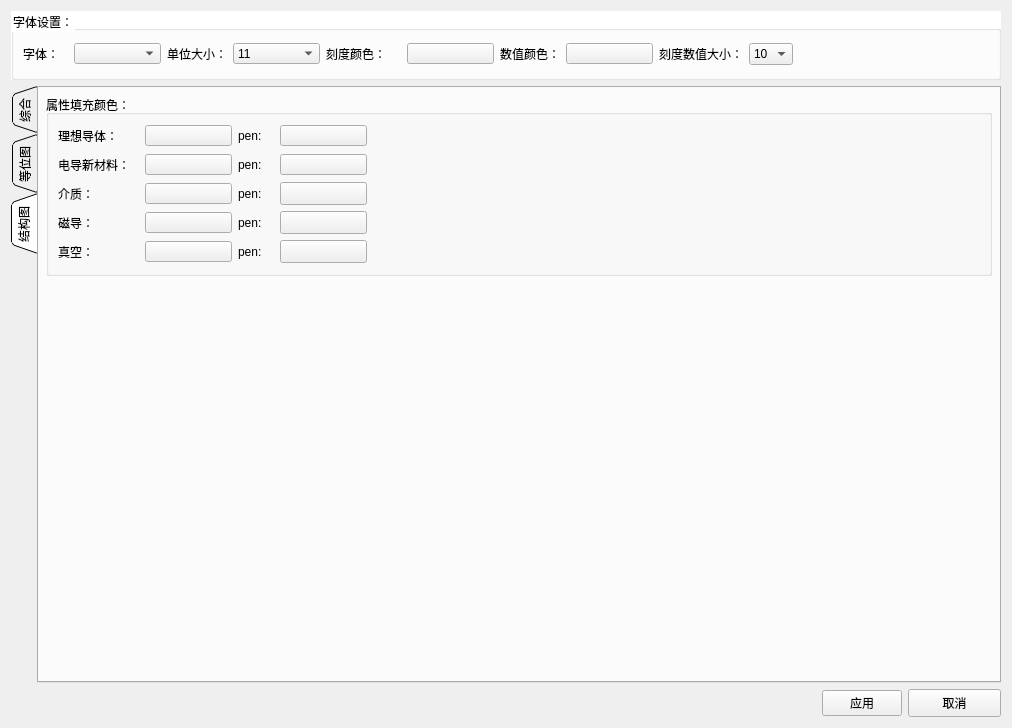
This is src/DataVisualization/ConfigWidget.ui in BeQuiet1228/FreeCAD as Qt 5 draws it before an edit. The edited form follows.
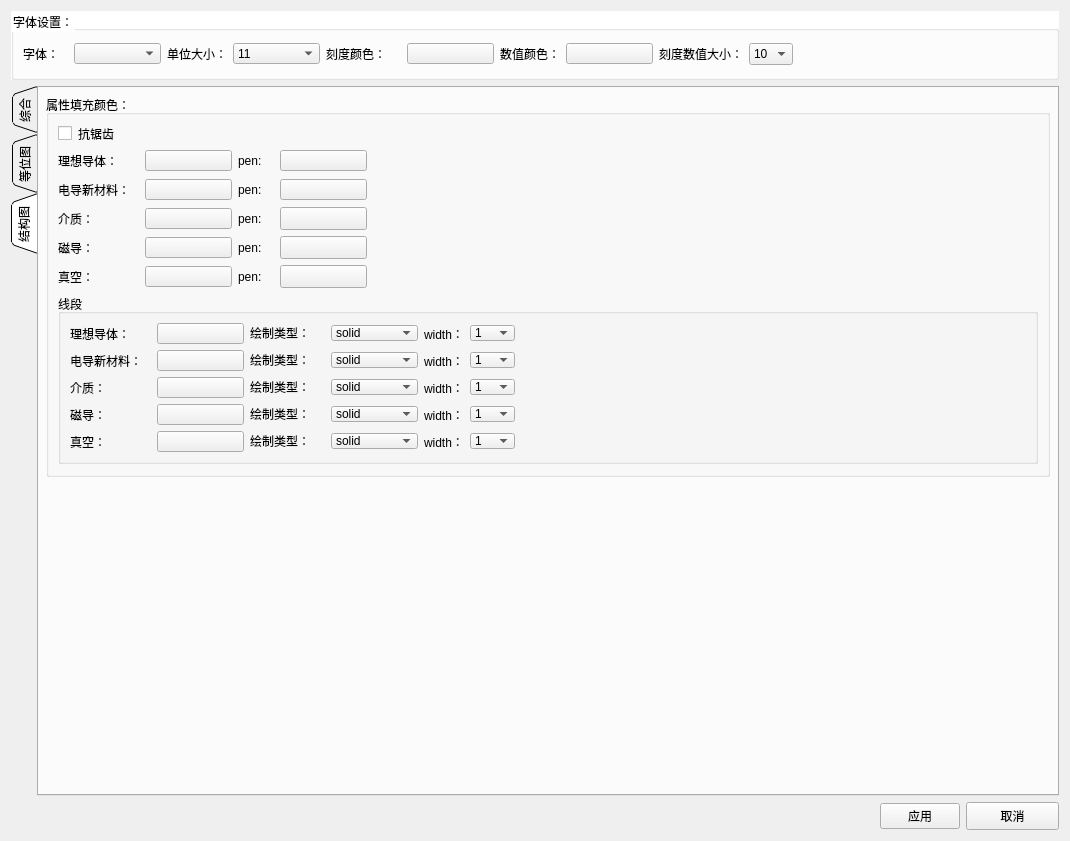
This is the edited form. The open tabs and pages were chosen to show the change.

Commit message: 设置抗锯齿

What changed in the file:
```diff
--- a/src/DataVisualization/ConfigWidget.ui
+++ b/src/DataVisualization/ConfigWidget.ui
@@ -6,8 +6,8 @@
    <rect>
     <x>0</x>
     <y>0</y>
-    <width>1012</width>
-    <height>728</height>
+    <width>1070</width>
+    <height>841</height>
    </rect>
   </property>
   <property name="windowTitle">
@@ -782,19 +782,19 @@
       <attribute name="title">
        <string>结构图</string>
       </attribute>
-      <layout class="QGridLayout" name="gridLayout_6">
+      <layout class="QGridLayout" name="gridLayout_9">
        <item row="0" column="0">
         <widget class="QGroupBox" name="groupBox_5">
          <property name="minimumSize">
           <size>
            <width>0</width>
-           <height>181</height>
+           <height>382</height>
           </size>
          </property>
          <property name="maximumSize">
           <size>
            <width>16777215</width>
-           <height>181</height>
+           <height>382</height>
           </size>
          </property>
          <property name="title">
@@ -802,9 +802,14 @@
          </property>
          <layout class="QGridLayout" name="gridLayout_7">
           <item row="0" column="0">
-           <layout class="QHBoxLayout" name="horizontalLayout_20">
-            <item>
-             <layout class="QHBoxLayout" name="horizontalLayout_15">
+           <widget class="QCheckBox" name="structcheckBox">
+            <property name="text">
+             <string>抗锯齿</string>
+            </property>
+           </widget>
+          </item>
+          <item row="1" column="0">
+           <layout class="QHBoxLayout" name="horizontalLayout_9">
               <item>
                <widget class="QLabel" name="label_10">
                 <property name="minimumSize">
@@ -843,8 +848,6 @@
                 </property>
                </widget>
               </item>
-             </layout>
-            </item>
             <item>
              <widget class="QLabel" name="label_15">
               <property name="minimumSize">
@@ -898,10 +901,8 @@
             </item>
            </layout>
           </item>
-          <item row="1" column="0">
-           <layout class="QHBoxLayout" name="horizontalLayout_21">
-            <item>
-             <layout class="QHBoxLayout" name="horizontalLayout_16">
+          <item row="2" column="0">
+           <layout class="QHBoxLayout" name="horizontalLayout_14">
               <item>
                <widget class="QLabel" name="label_11">
                 <property name="minimumSize">
@@ -940,8 +941,6 @@
                 </property>
                </widget>
               </item>
-             </layout>
-            </item>
             <item>
              <widget class="QLabel" name="label_16">
               <property name="minimumSize">
@@ -995,10 +994,8 @@
             </item>
            </layout>
           </item>
-          <item row="2" column="0">
-           <layout class="QHBoxLayout" name="horizontalLayout_22">
-            <item>
-             <layout class="QHBoxLayout" name="horizontalLayout_17">
+          <item row="3" column="0">
+           <layout class="QHBoxLayout" name="horizontalLayout_15">
               <item>
                <widget class="QLabel" name="label_12">
                 <property name="minimumSize">
@@ -1037,8 +1034,6 @@
                 </property>
                </widget>
               </item>
-             </layout>
-            </item>
             <item>
              <widget class="QLabel" name="label_17">
               <property name="minimumSize">
@@ -1084,18 +1079,16 @@
               </property>
               <property name="sizeHint" stdset="0">
                <size>
-                <width>40</width>
-                <height>20</height>
+                <width>672</width>
+                <height>15</height>
                </size>
               </property>
              </spacer>
             </item>
            </layout>
           </item>
-          <item row="3" column="0">
-           <layout class="QHBoxLayout" name="horizontalLayout_23">
-            <item>
-             <layout class="QHBoxLayout" name="horizontalLayout_18">
+          <item row="4" column="0">
+           <layout class="QHBoxLayout" name="horizontalLayout_16">
               <item>
                <widget class="QLabel" name="label_13">
                 <property name="minimumSize">
@@ -1134,8 +1127,6 @@
                 </property>
                </widget>
               </item>
-             </layout>
-            </item>
             <item>
              <widget class="QLabel" name="label_18">
               <property name="minimumSize">
@@ -1183,10 +1174,8 @@
             </item>
            </layout>
           </item>
-          <item row="4" column="0">
-           <layout class="QHBoxLayout" name="horizontalLayout_24">
-            <item>
-             <layout class="QHBoxLayout" name="horizontalLayout_19">
+          <item row="5" column="0">
+           <layout class="QHBoxLayout" name="horizontalLayout_17">
               <item>
                <widget class="QLabel" name="label_14">
                 <property name="minimumSize">
@@ -1225,8 +1214,6 @@
                 </property>
                </widget>
               </item>
-             </layout>
-            </item>
             <item>
              <widget class="QLabel" name="label_19">
               <property name="minimumSize">
@@ -1280,6 +1267,1017 @@
             </item>
            </layout>
           </item>
+          <item row="6" column="0">
+           <widget class="QGroupBox" name="groupBox_6">
+            <property name="minimumSize">
+             <size>
+              <width>0</width>
+              <height>170</height>
+             </size>
+            </property>
+            <property name="maximumSize">
+             <size>
+              <width>16777215</width>
+              <height>170</height>
+             </size>
+            </property>
+            <property name="title">
+             <string>线段</string>
+            </property>
+            <layout class="QGridLayout" name="gridLayout_6">
+             <item row="0" column="0">
+              <layout class="QHBoxLayout" name="horizontalLayout_4">
+               <item>
+                <widget class="QLabel" name="label_22">
+                 <property name="minimumSize">
+                  <size>
+                   <width>81</width>
+                   <height>15</height>
+                  </size>
+                 </property>
+                 <property name="maximumSize">
+                  <size>
+                   <width>81</width>
+                   <height>15</height>
+                  </size>
+                 </property>
+                 <property name="text">
+                  <string>理想导体：</string>
+                 </property>
+                </widget>
+               </item>
+               <item>
+                <widget class="QPushButton" name="perfectconductorColor_2">
+                 <property name="minimumSize">
+                  <size>
+                   <width>87</width>
+                   <height>21</height>
+                  </size>
+                 </property>
+                 <property name="maximumSize">
+                  <size>
+                   <width>87</width>
+                   <height>21</height>
+                  </size>
+                 </property>
+                 <property name="text">
+                  <string/>
+                 </property>
+                </widget>
+               </item>
+               <item>
+                <widget class="QLabel" name="label_27">
+                 <property name="minimumSize">
+                  <size>
+                   <width>75</width>
+                   <height>16</height>
+                  </size>
+                 </property>
+                 <property name="maximumSize">
+                  <size>
+                   <width>75</width>
+                   <height>16</height>
+                  </size>
+                 </property>
+                 <property name="text">
+                  <string>绘制类型：</string>
+                 </property>
+                </widget>
+               </item>
+               <item>
+                <widget class="QComboBox" name="perfectconducttype">
+                 <property name="minimumSize">
+                  <size>
+                   <width>87</width>
+                   <height>16</height>
+                  </size>
+                 </property>
+                 <property name="maximumSize">
+                  <size>
+                   <width>87</width>
+                   <height>16</height>
+                  </size>
+                 </property>
+                 <item>
+                  <property name="text">
+                   <string>solid</string>
+                  </property>
+                 </item>
+                 <item>
+                  <property name="text">
+                   <string>dotted</string>
+                  </property>
+                 </item>
+                </widget>
+               </item>
+               <item>
+                <widget class="QLabel" name="label_32">
+                 <property name="text">
+                  <string>width：</string>
+                 </property>
+                </widget>
+               </item>
+               <item>
+                <widget class="QComboBox" name="perfectconductorWidth">
+                 <property name="minimumSize">
+                  <size>
+                   <width>45</width>
+                   <height>16</height>
+                  </size>
+                 </property>
+                 <property name="maximumSize">
+                  <size>
+                   <width>45</width>
+                   <height>16</height>
+                  </size>
+                 </property>
+                 <item>
+                  <property name="text">
+                   <string>1</string>
+                  </property>
+                 </item>
+                 <item>
+                  <property name="text">
+                   <string>2</string>
+                  </property>
+                 </item>
+                 <item>
+                  <property name="text">
+                   <string>3</string>
+                  </property>
+                 </item>
+                 <item>
+                  <property name="text">
+                   <string>4</string>
+                  </property>
+                 </item>
+                 <item>
+                  <property name="text">
+                   <string>5</string>
+                  </property>
+                 </item>
+                 <item>
+                  <property name="text">
+                   <string>6</string>
+                  </property>
+                 </item>
+                 <item>
+                  <property name="text">
+                   <string>7</string>
+                  </property>
+                 </item>
+                 <item>
+                  <property name="text">
+                   <string>8</string>
+                  </property>
+                 </item>
+                 <item>
+                  <property name="text">
+                   <string>9</string>
+                  </property>
+                 </item>
+                 <item>
+                  <property name="text">
+                   <string>10</string>
+                  </property>
+                 </item>
+                 <item>
+                  <property name="text">
+                   <string>11</string>
+                  </property>
+                 </item>
+                 <item>
+                  <property name="text">
+                   <string>12</string>
+                  </property>
+                 </item>
+                 <item>
+                  <property name="text">
+                   <string>13</string>
+                  </property>
+                 </item>
+                 <item>
+                  <property name="text">
+                   <string>14</string>
+                  </property>
+                 </item>
+                 <item>
+                  <property name="text">
+                   <string>15</string>
+                  </property>
+                 </item>
+                </widget>
+               </item>
+               <item>
+                <spacer name="horizontalSpacer_11">
+                 <property name="orientation">
+                  <enum>Qt::Horizontal</enum>
+                 </property>
+                 <property name="sizeHint" stdset="0">
+                  <size>
+                   <width>40</width>
+                   <height>20</height>
+                  </size>
+                 </property>
+                </spacer>
+               </item>
+              </layout>
+             </item>
+             <item row="1" column="0">
+              <layout class="QHBoxLayout" name="horizontalLayout_5">
+               <item>
+                <widget class="QLabel" name="label_25">
+                 <property name="minimumSize">
+                  <size>
+                   <width>81</width>
+                   <height>15</height>
+                  </size>
+                 </property>
+                 <property name="maximumSize">
+                  <size>
+                   <width>81</width>
+                   <height>15</height>
+                  </size>
+                 </property>
+                 <property name="text">
+                  <string>电导新材料：</string>
+                 </property>
+                </widget>
+               </item>
+               <item>
+                <widget class="QPushButton" name="conductorNewColor_2">
+                 <property name="minimumSize">
+                  <size>
+                   <width>87</width>
+                   <height>21</height>
+                  </size>
+                 </property>
+                 <property name="maximumSize">
+                  <size>
+                   <width>87</width>
+                   <height>21</height>
+                  </size>
+                 </property>
+                 <property name="text">
+                  <string/>
+                 </property>
+                </widget>
+               </item>
+               <item>
+                <widget class="QLabel" name="label_28">
+                 <property name="minimumSize">
+                  <size>
+                   <width>75</width>
+                   <height>16</height>
+                  </size>
+                 </property>
+                 <property name="maximumSize">
+                  <size>
+                   <width>75</width>
+                   <height>16</height>
+                  </size>
+                 </property>
+                 <property name="text">
+                  <string>绘制类型：</string>
+                 </property>
+                </widget>
+               </item>
+               <item>
+                <widget class="QComboBox" name="conductorNewtype">
+                 <property name="minimumSize">
+                  <size>
+                   <width>87</width>
+                   <height>16</height>
+                  </size>
+                 </property>
+                 <property name="maximumSize">
+                  <size>
+                   <width>87</width>
+                   <height>16</height>
+                  </size>
+                 </property>
+                 <item>
+                  <property name="text">
+                   <string>solid</string>
+                  </property>
+                 </item>
+                 <item>
+                  <property name="text">
+                   <string>dotted</string>
+                  </property>
+                 </item>
+                </widget>
+               </item>
+               <item>
+                <widget class="QLabel" name="label_33">
+                 <property name="text">
+                  <string>width：</string>
+                 </property>
+                </widget>
+               </item>
+               <item>
+                <widget class="QComboBox" name="conductorNewWidth">
+                 <property name="minimumSize">
+                  <size>
+                   <width>45</width>
+                   <height>16</height>
+                  </size>
+                 </property>
+                 <property name="maximumSize">
+                  <size>
+                   <width>45</width>
+                   <height>16</height>
+                  </size>
+                 </property>
+                 <item>
+                  <property name="text">
+                   <string>1</string>
+                  </property>
+                 </item>
+                 <item>
+                  <property name="text">
+                   <string>2</string>
+                  </property>
+                 </item>
+                 <item>
+                  <property name="text">
+                   <string>3</string>
+                  </property>
+                 </item>
+                 <item>
+                  <property name="text">
+                   <string>4</string>
+                  </property>
+                 </item>
+                 <item>
+                  <property name="text">
+                   <string>5</string>
+                  </property>
+                 </item>
+                 <item>
+                  <property name="text">
+                   <string>6</string>
+                  </property>
+                 </item>
+                 <item>
+                  <property name="text">
+                   <string>7</string>
+                  </property>
+                 </item>
+                 <item>
+                  <property name="text">
+                   <string>8</string>
+                  </property>
+                 </item>
+                 <item>
+                  <property name="text">
+                   <string>9</string>
+                  </property>
+                 </item>
+                 <item>
+                  <property name="text">
+                   <string>10</string>
+                  </property>
+                 </item>
+                 <item>
+                  <property name="text">
+                   <string>11</string>
+                  </property>
+                 </item>
+                 <item>
+                  <property name="text">
+                   <string>12</string>
+                  </property>
+                 </item>
+                 <item>
+                  <property name="text">
+                   <string>13</string>
+                  </property>
+                 </item>
+                 <item>
+                  <property name="text">
+                   <string>14</string>
+                  </property>
+                 </item>
+                 <item>
+                  <property name="text">
+                   <string>15</string>
+                  </property>
+                 </item>
+                </widget>
+               </item>
+               <item>
+                <spacer name="horizontalSpacer_13">
+                 <property name="orientation">
+                  <enum>Qt::Horizontal</enum>
+                 </property>
+                 <property name="sizeHint" stdset="0">
+                  <size>
+                   <width>40</width>
+                   <height>20</height>
+                  </size>
+                 </property>
+                </spacer>
+               </item>
+              </layout>
+             </item>
+             <item row="2" column="0">
+              <layout class="QHBoxLayout" name="horizontalLayout_6">
+               <item>
+                <widget class="QLabel" name="label_24">
+                 <property name="minimumSize">
+                  <size>
+                   <width>81</width>
+                   <height>15</height>
+                  </size>
+                 </property>
+                 <property name="maximumSize">
+                  <size>
+                   <width>81</width>
+                   <height>15</height>
+                  </size>
+                 </property>
+                 <property name="text">
+                  <string>介质：</string>
+                 </property>
+                </widget>
+               </item>
+               <item>
+                <widget class="QPushButton" name="diolectricColor_2">
+                 <property name="minimumSize">
+                  <size>
+                   <width>87</width>
+                   <height>21</height>
+                  </size>
+                 </property>
+                 <property name="maximumSize">
+                  <size>
+                   <width>87</width>
+                   <height>21</height>
+                  </size>
+                 </property>
+                 <property name="text">
+                  <string/>
+                 </property>
+                </widget>
+               </item>
+               <item>
+                <widget class="QLabel" name="label_29">
+                 <property name="minimumSize">
+                  <size>
+                   <width>75</width>
+                   <height>16</height>
+                  </size>
+                 </property>
+                 <property name="maximumSize">
+                  <size>
+                   <width>75</width>
+                   <height>16</height>
+                  </size>
+                 </property>
+                 <property name="text">
+                  <string>绘制类型：</string>
+                 </property>
+                </widget>
+               </item>
+               <item>
+                <widget class="QComboBox" name="diolectrictype">
+                 <property name="minimumSize">
+                  <size>
+                   <width>87</width>
+                   <height>16</height>
+                  </size>
+                 </property>
+                 <property name="maximumSize">
+                  <size>
+                   <width>87</width>
+                   <height>16</height>
+                  </size>
+                 </property>
+                 <item>
+                  <property name="text">
+                   <string>solid</string>
+                  </property>
+                 </item>
+                 <item>
+                  <property name="text">
+                   <string>dotted</string>
+                  </property>
+                 </item>
+                </widget>
+               </item>
+               <item>
+                <widget class="QLabel" name="label_34">
+                 <property name="text">
+                  <string>width：</string>
+                 </property>
+                </widget>
+               </item>
+               <item>
+                <widget class="QComboBox" name="diolectricWidth">
+                 <property name="minimumSize">
+                  <size>
+                   <width>45</width>
+                   <height>16</height>
+                  </size>
+                 </property>
+                 <property name="maximumSize">
+                  <size>
+                   <width>45</width>
+                   <height>16</height>
+                  </size>
+                 </property>
+                 <item>
+                  <property name="text">
+                   <string>1</string>
+                  </property>
+                 </item>
+                 <item>
+                  <property name="text">
+                   <string>2</string>
+                  </property>
+                 </item>
+                 <item>
+                  <property name="text">
+                   <string>3</string>
+                  </property>
+                 </item>
+                 <item>
+                  <property name="text">
+                   <string>4</string>
+                  </property>
+                 </item>
+                 <item>
+                  <property name="text">
+                   <string>5</string>
+                  </property>
+                 </item>
+                 <item>
+                  <property name="text">
+                   <string>6</string>
+                  </property>
+                 </item>
+                 <item>
+                  <property name="text">
+                   <string>7</string>
+                  </property>
+                 </item>
+                 <item>
+                  <property name="text">
+                   <string>8</string>
+                  </property>
+                 </item>
+                 <item>
+                  <property name="text">
+                   <string>9</string>
+                  </property>
+                 </item>
+                 <item>
+                  <property name="text">
+                   <string>10</string>
+                  </property>
+                 </item>
+                 <item>
+                  <property name="text">
+                   <string>11</string>
+                  </property>
+                 </item>
+                 <item>
+                  <property name="text">
+                   <string>12</string>
+                  </property>
+                 </item>
+                 <item>
+                  <property name="text">
+                   <string>13</string>
+                  </property>
+                 </item>
+                 <item>
+                  <property name="text">
+                   <string>14</string>
+                  </property>
+                 </item>
+                 <item>
+                  <property name="text">
+                   <string>15</string>
+                  </property>
+                 </item>
+                </widget>
+               </item>
+               <item>
+                <spacer name="horizontalSpacer_14">
+                 <property name="orientation">
+                  <enum>Qt::Horizontal</enum>
+                 </property>
+                 <property name="sizeHint" stdset="0">
+                  <size>
+                   <width>40</width>
+                   <height>20</height>
+                  </size>
+                 </property>
+                </spacer>
+               </item>
+              </layout>
+             </item>
+             <item row="3" column="0">
+              <layout class="QHBoxLayout" name="horizontalLayout_7">
+               <item>
+                <widget class="QLabel" name="label_26">
+                 <property name="minimumSize">
+                  <size>
+                   <width>81</width>
+                   <height>15</height>
+                  </size>
+                 </property>
+                 <property name="maximumSize">
+                  <size>
+                   <width>81</width>
+                   <height>15</height>
+                  </size>
+                 </property>
+                 <property name="text">
+                  <string>磁导：</string>
+                 </property>
+                </widget>
+               </item>
+               <item>
+                <widget class="QPushButton" name="permeabilityColor_2">
+                 <property name="minimumSize">
+                  <size>
+                   <width>87</width>
+                   <height>21</height>
+                  </size>
+                 </property>
+                 <property name="maximumSize">
+                  <size>
+                   <width>87</width>
+                   <height>21</height>
+                  </size>
+                 </property>
+                 <property name="text">
+                  <string/>
+                 </property>
+                </widget>
+               </item>
+               <item>
+                <widget class="QLabel" name="label_30">
+                 <property name="minimumSize">
+                  <size>
+                   <width>75</width>
+                   <height>16</height>
+                  </size>
+                 </property>
+                 <property name="maximumSize">
+                  <size>
+                   <width>75</width>
+                   <height>16</height>
+                  </size>
+                 </property>
+                 <property name="text">
+                  <string>绘制类型：</string>
+                 </property>
+                </widget>
+               </item>
+               <item>
+                <widget class="QComboBox" name="permeabilitytype">
+                 <property name="minimumSize">
+                  <size>
+                   <width>87</width>
+                   <height>16</height>
+                  </size>
+                 </property>
+                 <property name="maximumSize">
+                  <size>
+                   <width>87</width>
+                   <height>16</height>
+                  </size>
+                 </property>
+                 <item>
+                  <property name="text">
+                   <string>solid</string>
+                  </property>
+                 </item>
+                 <item>
+                  <property name="text">
+                   <string>dotted</string>
+                  </property>
+                 </item>
+                </widget>
+               </item>
+               <item>
+                <widget class="QLabel" name="label_35">
+                 <property name="text">
+                  <string>width：</string>
+                 </property>
+                </widget>
+               </item>
+               <item>
+                <widget class="QComboBox" name="permeabilityWidth">
+                 <property name="minimumSize">
+                  <size>
+                   <width>45</width>
+                   <height>16</height>
+                  </size>
+                 </property>
+                 <property name="maximumSize">
+                  <size>
+                   <width>45</width>
+                   <height>16</height>
+                  </size>
+                 </property>
+                 <item>
+                  <property name="text">
+                   <string>1</string>
+                  </property>
+                 </item>
+                 <item>
+                  <property name="text">
+                   <string>2</string>
+                  </property>
+                 </item>
+                 <item>
+                  <property name="text">
+                   <string>3</string>
+                  </property>
+                 </item>
+                 <item>
+                  <property name="text">
+                   <string>4</string>
+                  </property>
+                 </item>
+                 <item>
+                  <property name="text">
+                   <string>5</string>
+                  </property>
+                 </item>
+                 <item>
+                  <property name="text">
+                   <string>6</string>
+                  </property>
+                 </item>
+                 <item>
+                  <property name="text">
+                   <string>7</string>
+                  </property>
+                 </item>
+                 <item>
+                  <property name="text">
+                   <string>8</string>
+                  </property>
+                 </item>
+                 <item>
+                  <property name="text">
+                   <string>9</string>
+                  </property>
+                 </item>
+                 <item>
+                  <property name="text">
+                   <string>10</string>
+                  </property>
+                 </item>
+                 <item>
+                  <property name="text">
+                   <string>11</string>
+                  </property>
+                 </item>
+                 <item>
+                  <property name="text">
+                   <string>12</string>
+                  </property>
+                 </item>
+                 <item>
+                  <property name="text">
+                   <string>13</string>
+                  </property>
+                 </item>
+                 <item>
+                  <property name="text">
+                   <string>14</string>
+                  </property>
+                 </item>
+                 <item>
+                  <property name="text">
+                   <string>15</string>
+                  </property>
+                 </item>
+                </widget>
+               </item>
+               <item>
+                <spacer name="horizontalSpacer_15">
+                 <property name="orientation">
+                  <enum>Qt::Horizontal</enum>
+                 </property>
+                 <property name="sizeHint" stdset="0">
+                  <size>
+                   <width>40</width>
+                   <height>20</height>
+                  </size>
+                 </property>
+                </spacer>
+               </item>
+              </layout>
+             </item>
+             <item row="4" column="0">
+              <layout class="QHBoxLayout" name="horizontalLayout_8">
+               <item>
+                <widget class="QLabel" name="label_23">
+                 <property name="minimumSize">
+                  <size>
+                   <width>81</width>
+                   <height>15</height>
+                  </size>
+                 </property>
+                 <property name="maximumSize">
+                  <size>
+                   <width>81</width>
+                   <height>15</height>
+                  </size>
+                 </property>
+                 <property name="text">
+                  <string>真空：</string>
+                 </property>
+                </widget>
+               </item>
+               <item>
+                <widget class="QPushButton" name="vacuoColor_2">
+                 <property name="minimumSize">
+                  <size>
+                   <width>87</width>
+                   <height>21</height>
+                  </size>
+                 </property>
+                 <property name="maximumSize">
+                  <size>
+                   <width>87</width>
+                   <height>21</height>
+                  </size>
+                 </property>
+                 <property name="text">
+                  <string/>
+                 </property>
+                </widget>
+               </item>
+               <item>
+                <widget class="QLabel" name="label_31">
+                 <property name="minimumSize">
+                  <size>
+                   <width>75</width>
+                   <height>16</height>
+                  </size>
+                 </property>
+                 <property name="maximumSize">
+                  <size>
+                   <width>75</width>
+                   <height>16</height>
+                  </size>
+                 </property>
+                 <property name="text">
+                  <string>绘制类型：</string>
+                 </property>
+                </widget>
+               </item>
+               <item>
+                <widget class="QComboBox" name="vacuotype">
+                 <property name="minimumSize">
+                  <size>
+                   <width>87</width>
+                   <height>16</height>
+                  </size>
+                 </property>
+                 <property name="maximumSize">
+                  <size>
+                   <width>87</width>
+                   <height>16</height>
+                  </size>
+                 </property>
+                 <item>
+                  <property name="text">
+                   <string>solid</string>
+                  </property>
+                 </item>
+                 <item>
+                  <property name="text">
+                   <string>dotted</string>
+                  </property>
+                 </item>
+                </widget>
+               </item>
+               <item>
+                <widget class="QLabel" name="label_36">
+                 <property name="text">
+                  <string>width：</string>
+                 </property>
+                </widget>
+               </item>
+               <item>
+                <widget class="QComboBox" name="vacuoWidth">
+                 <property name="minimumSize">
+                  <size>
+                   <width>45</width>
+                   <height>16</height>
+                  </size>
+                 </property>
+                 <property name="maximumSize">
+                  <size>
+                   <width>45</width>
+                   <height>16</height>
+                  </size>
+                 </property>
+                 <item>
+                  <property name="text">
+                   <string>1</string>
+                  </property>
+                 </item>
+                 <item>
+                  <property name="text">
+                   <string>2</string>
+                  </property>
+                 </item>
+                 <item>
+                  <property name="text">
+                   <string>3</string>
+                  </property>
+                 </item>
+                 <item>
+                  <property name="text">
+                   <string>4</string>
+                  </property>
+                 </item>
+                 <item>
+                  <property name="text">
+                   <string>5</string>
+                  </property>
+                 </item>
+                 <item>
+                  <property name="text">
+                   <string>6</string>
+                  </property>
+                 </item>
+                 <item>
+                  <property name="text">
+                   <string>7</string>
+                  </property>
+                 </item>
+                 <item>
+                  <property name="text">
+                   <string>8</string>
+                  </property>
+                 </item>
+                 <item>
+                  <property name="text">
+                   <string>9</string>
+                  </property>
+                 </item>
+                 <item>
+                  <property name="text">
+                   <string>10</string>
+                  </property>
+                 </item>
+                 <item>
+                  <property name="text">
+                   <string>11</string>
+                  </property>
+                 </item>
+                 <item>
+                  <property name="text">
+                   <string>12</string>
+                  </property>
+                 </item>
+                 <item>
+                  <property name="text">
+                   <string>13</string>
+                  </property>
+                 </item>
+                 <item>
+                  <property name="text">
+                   <string>14</string>
+                  </property>
+                 </item>
+                 <item>
+                  <property name="text">
+                   <string>15</string>
+                  </property>
+                 </item>
+                </widget>
+               </item>
+               <item>
+                <spacer name="horizontalSpacer_12">
+                 <property name="orientation">
+                  <enum>Qt::Horizontal</enum>
+                 </property>
+                 <property name="sizeHint" stdset="0">
+                  <size>
+                   <width>40</width>
+                   <height>20</height>
+                  </size>
+                 </property>
+                </spacer>
+               </item>
+              </layout>
+             </item>
+            </layout>
+           </widget>
+          </item>
          </layout>
         </widget>
        </item>
@@ -1291,7 +2289,7 @@
          <property name="sizeHint" stdset="0">
           <size>
            <width>20</width>
-           <height>557</height>
+           <height>305</height>
           </size>
          </property>
         </spacer>
```
Left out of the diff: 162 changed lines with no effect on the pictures. Lines whose indentation alone changed are shown as unchanged. The commit also changes 19 other files.
